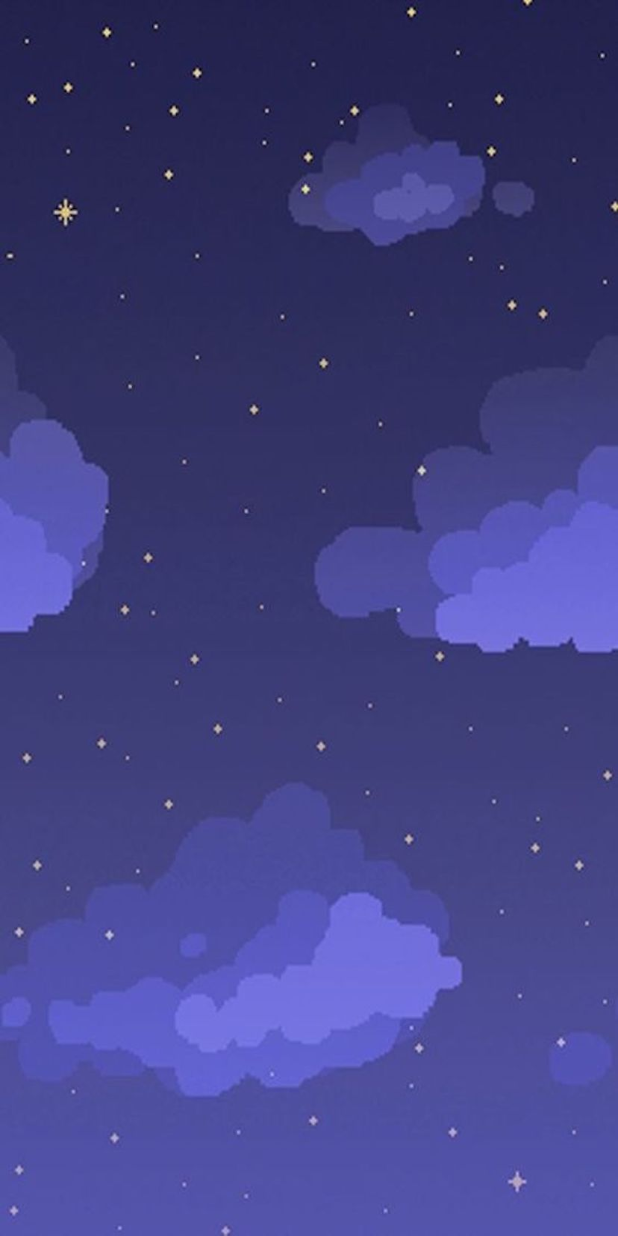
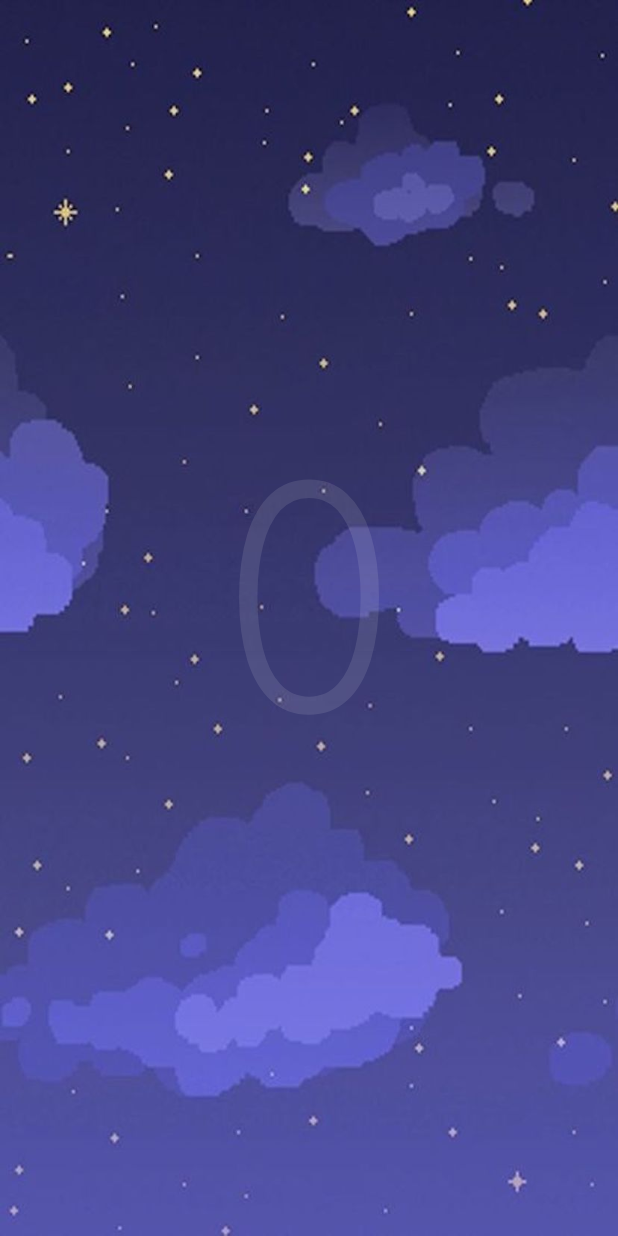
Before and after one commit to narumi0610/counter_app, a Flutter app: the screen it shows after launch, on a phone screen of 412 x 824 dp. Run offline on Flutter 3.47's test engine with Material 2 defaults, Android fonts, the phone set to English and light mode, and no system bars; our stand-ins replace rive; statements that could not run were skipped.

Commit message:
カウントテキストを追加

```diff
--- a/lib/main.dart
+++ b/lib/main.dart
@@ -14,6 +14,7 @@ class MyApp extends StatelessWidget {
   Widget build(BuildContext context) {
     return MaterialApp(
       title: 'Counter App',
+      theme: ThemeData(fontFamily: 'Comfortaa'),
       home: MyHomePage(),
     );
   }
@@ -35,6 +36,7 @@ class _MyHomePageState extends State<MyHomePage> {
     AnimationPath.star_5_animation,
   ];
   String starAnimation = '';
+  int count = 0;
 
   @override
   void initState() {
@@ -59,6 +61,42 @@ class _MyHomePageState extends State<MyHomePage> {
       return starAnimation = starAnimations[0];
     }();
 
+    final starsAnimation = Positioned(
+      top: math.Random().nextInt(300).toDouble(),
+      left: math.Random().nextInt(300).toDouble(),
+      child: Container(
+        width: 200,
+        height: 200,
+        child: Visibility(
+          visible: _starArtboard != null,
+          child: Rive(artboard: _starArtboard),
+        ),
+      ),
+    );
+
+    final rabitAnimation = Container(
+      width: 350,
+      height: 350,
+      child: Visibility(
+        visible: _rabitArtboard != null,
+        child: Rive(artboard: _rabitArtboard),
+      ),
+    );
+
+    final countText = Align(
+        alignment: Alignment.center,
+        child: Opacity(
+          opacity: 0.1,
+          child: Text(
+            '$count',
+            style: TextStyle(
+              fontSize: 200.0,
+              color: Colors.white,
+              fontFamily: "Comfortaa",
+            ),
+          ),
+        ));
+
     return Scaffold(
       body: Stack(
         children: [
@@ -68,18 +106,8 @@ class _MyHomePageState extends State<MyHomePage> {
               fit: BoxFit.fill,
             ),
           ),
-          Positioned(
-            top: math.Random().nextInt(300).toDouble(),
-            left: math.Random().nextInt(300).toDouble(),
-            child: Container(
-              width: 200,
-              height: 200,
-              child: Visibility(
-                visible: _starArtboard != null,
-                child: Rive(artboard: _starArtboard),
-              ),
-            ),
-          ),
+          starsAnimation,
+          countText,
           Align(
             alignment: Alignment.bottomCenter,
             child: GestureDetector(
@@ -96,15 +124,14 @@ class _MyHomePageState extends State<MyHomePage> {
                     }
                   });
                 });
+                count++;
               },
-              child: Container(
-                width: 350,
-                height: 350,
-                child: Visibility(
-                  visible: _rabitArtboard != null,
-                  child: Rive(artboard: _rabitArtboard),
-                ),
-              ),
+              onLongPress: () {
+                setState(() {
+                  count = 0;
+                });
+              },
+              child: rabitAnimation,
             ),
           ),
         ],
```
Also changed, not shown: pubspec.yaml (+4 -11 lines), fonts/Comfortaa-Bold.ttf (added), fonts/Comfortaa-Light.ttf (added), fonts/Comfortaa-Medium.ttf (added), fonts/Comfortaa-Regular.ttf (added), fonts/Comfortaa-SemiBold.ttf (added).
